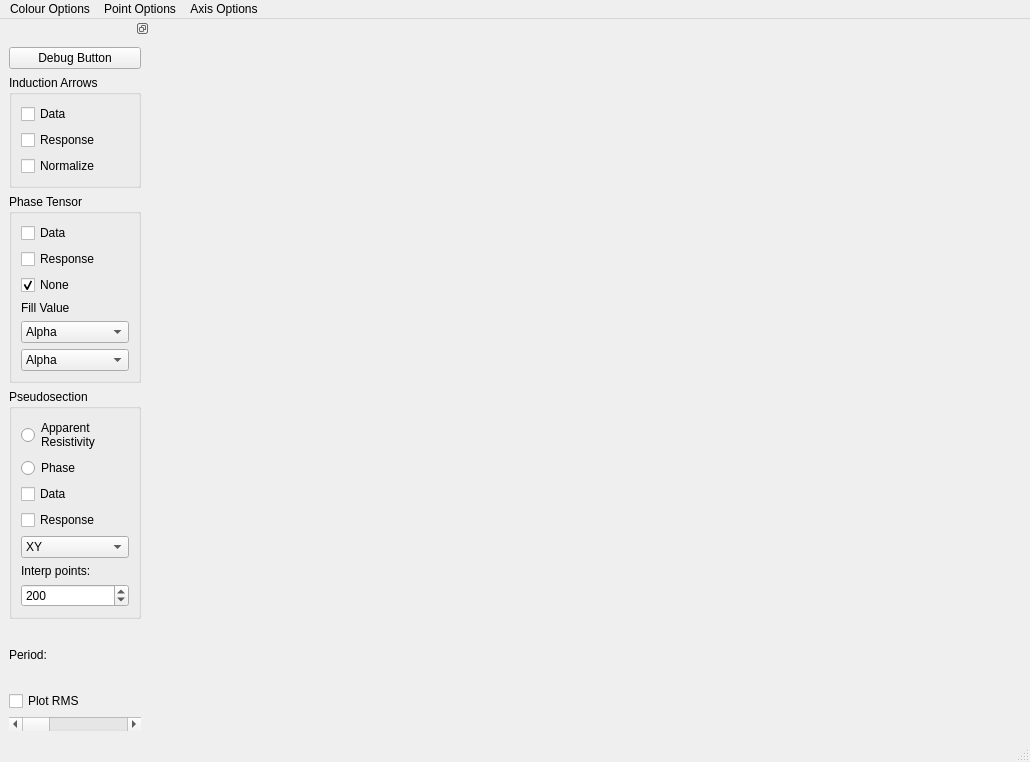
Before: the Qt Designer form pyMT/DataGUI/map_viewer.ui in eroots/pyMT, drawn with Qt 5.
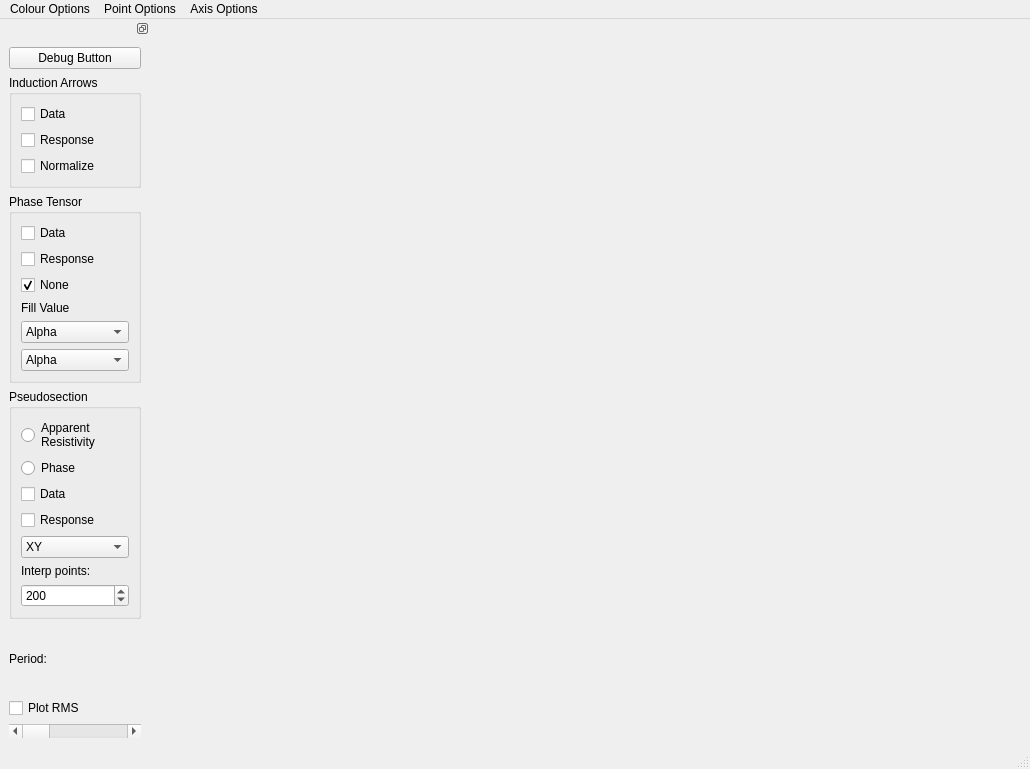
After: the same form once the commit is applied.

```diff
--- a/pyMT/DataGUI/map_viewer.ui
+++ b/pyMT/DataGUI/map_viewer.ui
@@ -7,7 +7,7 @@
     <x>0</x>
     <y>0</y>
     <width>1030</width>
-    <height>762</height>
+    <height>769</height>
    </rect>
   </property>
   <property name="windowTitle">
@@ -142,7 +142,7 @@
    <property name="minimumSize">
     <size>
      <width>150</width>
-     <height>612</height>
+     <height>722</height>
     </size>
    </property>
    <property name="maximumSize">
```
Left out of the diff: 11 changed lines with no effect on the pictures.
